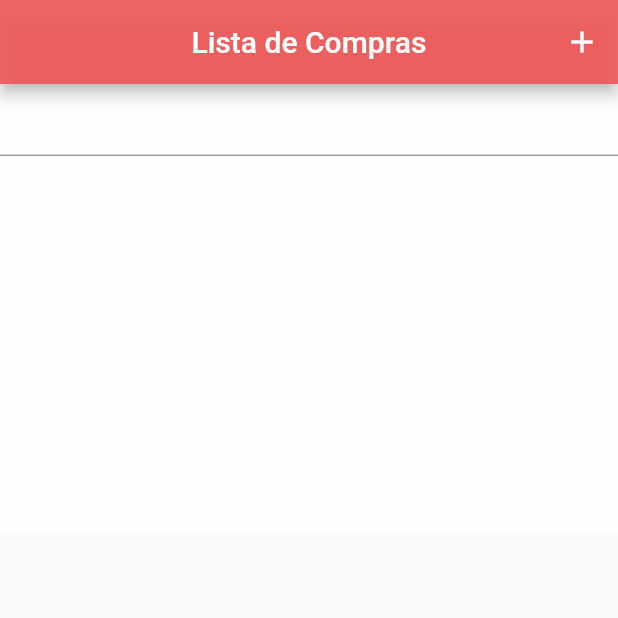
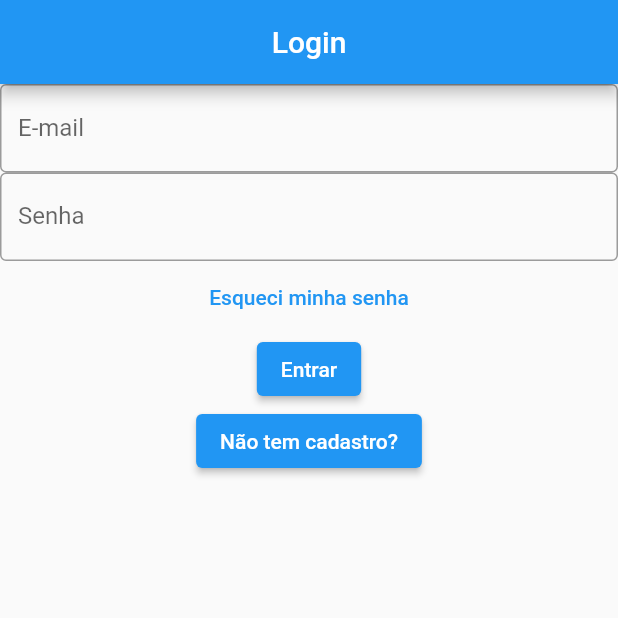
Before and after one commit to vicenteyoneyama94/DM2023, a Flutter app: the screen it shows after launch, on a phone screen of 412 x 824 dp, the top half of it. Run offline on Flutter 3.47's test engine with Material 2 defaults, Android fonts, the light colour scheme and no system bars.

Commit message:
Personalizado recuperar_senha.dart e refatorar o login

```diff
--- a/Atividades/ProjetoConversor/conversoritens/lib/widget/add_item.dart
+++ b/Atividades/ProjetoConversor/conversoritens/lib/widget/add_item.dart
@@ -33,7 +33,7 @@ class add_Item extends StatelessWidget {
           ElevatedButton(
               child: const Text('Salvar Item'),
               onPressed: () {
-                Route rota = MaterialPageRoute(builder: (context) => Home());
+                Route rota = MaterialPageRoute(builder: (context) => Inicio());
               }),
         ])));
   }
--- a/Atividades/ProjetoConversor/conversoritens/lib/widget/app.dart
+++ b/Atividades/ProjetoConversor/conversoritens/lib/widget/app.dart
@@ -1,12 +1,15 @@
 import 'package:flutter/material.dart';
 
 import 'home.dart';
+import 'login.dart';
 
 class Structure extends StatelessWidget {
+  const Structure({super.key});
+
   @override
   Widget build(BuildContext context) {
     return MaterialApp(
-      title: 'Conversor de valores',
+      title: 'Lista de Compras',
       home: Home(),
     );
   }
--- a/Atividades/ProjetoConversor/conversoritens/lib/widget/home.dart
+++ b/Atividades/ProjetoConversor/conversoritens/lib/widget/home.dart
@@ -1,14 +1,16 @@
 import 'package:conversoritens/widget/add_loja.dart';
 import 'package:flutter/material.dart';
 
-class Home extends StatelessWidget {
+class Inicio extends StatelessWidget {
+  const Inicio({super.key});
+
   @override
   Widget build(BuildContext context) {
     return Scaffold(
         appBar: AppBar(
           title: const Text("Lista de Compras"),
           centerTitle: true,
-          backgroundColor: Color.fromARGB(232, 240, 87, 87),
+          backgroundColor: const Color.fromARGB(232, 240, 87, 87),
           actions: <Widget>[
             IconButton(
                 onPressed: () {
@@ -23,12 +25,9 @@ class Home extends StatelessWidget {
           alignment: Alignment.center,
           width: MediaQuery.of(context).size.width,
           height: 300,
-          color: Color.fromARGB(255, 255, 254, 254),
+          color: const Color.fromARGB(255, 255, 254, 254),
           child: Column(
             children: [
-              TextField(
-                onChanged: (value) {},
-              )
             ],
           ),
         ));
--- a/Atividades/ProjetoConversor/conversoritens/lib/widget/lista_compras.dart
+++ b/Atividades/ProjetoConversor/conversoritens/lib/widget/lista_compras.dart
@@ -1,12 +1,14 @@
 import 'package:conversoritens/widget/add_item.dart';
 import 'package:flutter/material.dart';
 
-class lista_Compras extends StatelessWidget {
+class lista_Itens extends StatelessWidget {
   @override
   Widget build(BuildContext context) {
     return Scaffold(
       appBar: AppBar(
-        title: Text('Lista de Lojas'),
+        title: Text('Lista de Itens'),
+        centerTitle: true,
+        backgroundColor: Color.fromARGB(232, 240, 87, 87),
         actions: <Widget>[
           IconButton(
               onPressed: () {
--- /dev/null
+++ b/Atividades/ProjetoConversor/conversoritens/lib/widget/login.dart
@@ -0,0 +1,55 @@
+import 'package:conversoritens/widget/cadastro.dart';
+import 'package:conversoritens/widget/home.dart';
+import 'package:conversoritens/widget/recuperar_senha.dart';
+import 'package:flutter/material.dart';
+
+class Home extends StatelessWidget {
+  const Home({super.key});
+
+  @override
+  Widget build(BuildContext context) {
+    return Scaffold(
+        appBar: AppBar(
+          centerTitle: true,
+          title: const Text('Login'),
+        ),
+        body: Center(
+          child: Column(children: [
+            const TextField(
+              decoration: InputDecoration(
+                border: OutlineInputBorder(),
+                labelText: 'E-mail',
+              ),
+            ),
+            const TextField(
+              obscureText: true,
+              decoration: InputDecoration(
+                border: OutlineInputBorder(),
+                labelText: 'Senha',
+              ),
+            ),
+            TextButton(
+                child: Text('Esqueci minha senha'),
+                onPressed: () {
+                  Route rota =
+                      MaterialPageRoute(builder: (context) => recuperarSenha());
+                  Navigator.push(context, rota);
+                }),
+            ElevatedButton(
+              child: const Text('Entrar'),
+              onPressed: () {
+                Route rota = MaterialPageRoute(builder: (context) => Inicio());
+                Navigator.push(context, rota);
+              },
+            ),
+            ElevatedButton(
+                child: const Text('Não tem cadastro?'),
+                onPressed: () {
+                  Route rota =
+                      MaterialPageRoute(builder: (context) => Cadastro());
+                  Navigator.push(context, rota);
+                }),
+          ]),
+        ));
+  }
+}
```
Also changed, not shown: Atividades/ProjetoConversor/conversoritens/lib/widget/add_loja.dart (+24 -3 lines), Atividades/ProjetoConversor/conversoritens/lib/widget/cadastro.dart (added, +46 -0 lines), Atividades/ProjetoConversor/conversoritens/lib/widget/recuperar_senha.dart (added, +37 -0 lines), 1 other file.
